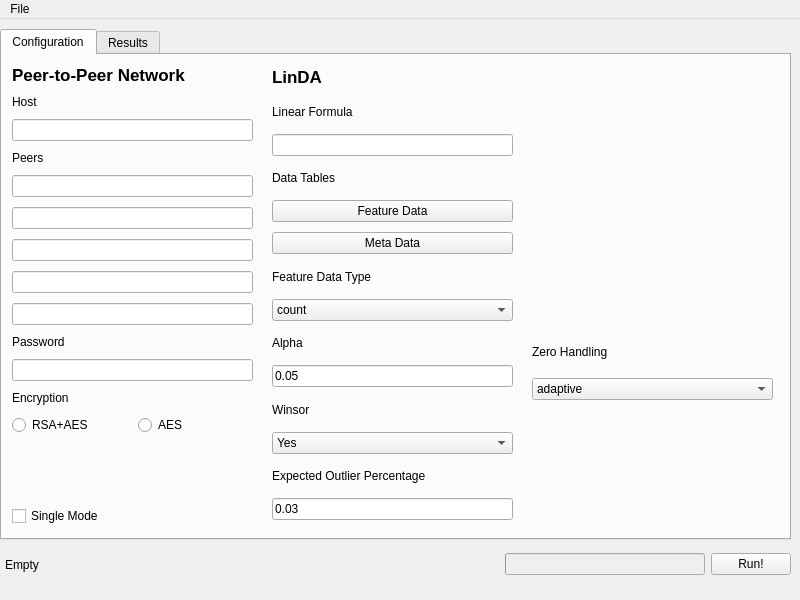
First picture: the form in gLinDA/gui.ui, repository OnlineArts/gLinDA, before the edit.
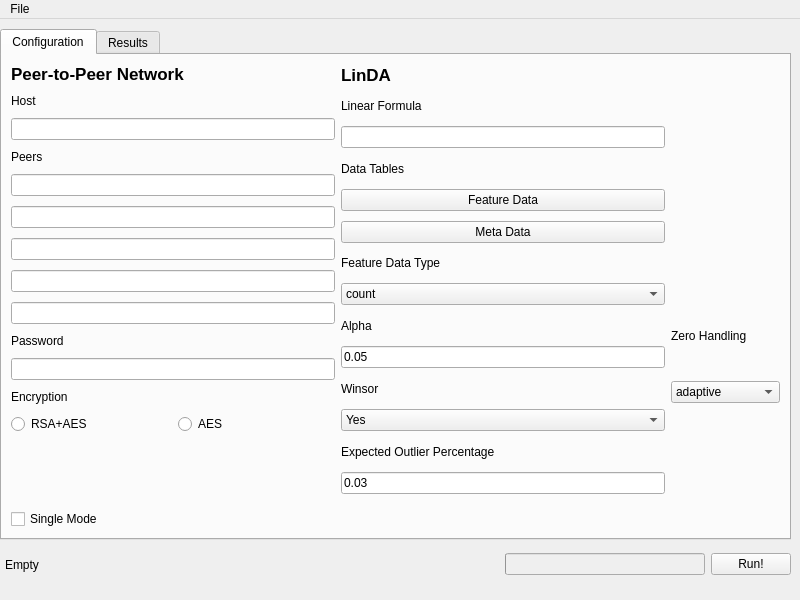
Second picture: the form after the edit. Icons and pictures are not drawn.

The edit to the form file:
```diff
--- a/gLinDA/gui.ui
+++ b/gLinDA/gui.ui
@@ -10,6 +10,12 @@
     <height>600</height>
    </rect>
   </property>
+  <property name="sizePolicy">
+   <sizepolicy hsizetype="Fixed" vsizetype="Fixed">
+    <horstretch>0</horstretch>
+    <verstretch>0</verstretch>
+   </sizepolicy>
+  </property>
   <property name="minimumSize">
    <size>
     <width>800</width>
@@ -26,6 +32,12 @@
    <string>gLinDA 1.0</string>
   </property>
   <widget class="QWidget" name="CentralWidget">
+   <property name="sizePolicy">
+    <sizepolicy hsizetype="Fixed" vsizetype="Fixed">
+     <horstretch>0</horstretch>
+     <verstretch>0</verstretch>
+    </sizepolicy>
+   </property>
    <property name="minimumSize">
     <size>
      <width>640</width>
@@ -48,15 +60,8 @@
      <attribute name="title">
       <string>Configuration</string>
      </attribute>
-     <widget class="QWidget" name="verticalLayoutWidget">
-      <property name="geometry">
-       <rect>
-        <x>10</x>
-        <y>10</y>
-        <width>241</width>
-        <height>461</height>
-       </rect>
-      </property>
+     <layout class="QGridLayout" name="gridLayout">
+      <item row="0" column="0" rowspan="2">
       <layout class="QVBoxLayout" name="ConfigP2PLayout">
        <property name="spacing">
         <number>10</number>
@@ -177,16 +182,8 @@
         </widget>
        </item>
       </layout>
-     </widget>
-     <widget class="QWidget" name="verticalLayoutWidget_2">
-      <property name="geometry">
-       <rect>
-        <x>270</x>
-        <y>10</y>
-        <width>241</width>
-        <height>461</height>
-       </rect>
-      </property>
+      </item>
+      <item row="0" column="1" rowspan="2">
       <layout class="QVBoxLayout" name="ConfigLINDALayout" stretch="0,0,0,0,0,0,0,0,0,0,0,0,0,0">
        <property name="spacing">
         <number>10</number>
@@ -194,8 +191,11 @@
        <property name="sizeConstraint">
         <enum>QLayout::SetMinimumSize</enum>
        </property>
+        <property name="rightMargin">
+         <number>0</number>
+        </property>
        <property name="bottomMargin">
-        <number>6</number>
+         <number>35</number>
        </property>
        <item>
         <widget class="QLabel" name="LindaLabel">
@@ -314,16 +314,9 @@
         </widget>
        </item>
       </layout>
-     </widget>
+      </item>
+      <item row="0" column="2">
      <widget class="QLabel" name="Logo">
-      <property name="geometry">
-       <rect>
-        <x>530</x>
-        <y>-10</y>
-        <width>261</width>
-        <height>281</height>
-       </rect>
-      </property>
       <property name="text">
        <string/>
       </property>
@@ -331,15 +324,8 @@
        <pixmap>logo.png</pixmap>
       </property>
      </widget>
-     <widget class="QWidget" name="verticalLayoutWidget_3">
-      <property name="geometry">
-       <rect>
-        <x>530</x>
-        <y>280</y>
-        <width>241</width>
-        <height>191</height>
-       </rect>
-      </property>
+      </item>
+      <item row="1" column="2">
       <layout class="QVBoxLayout" name="ConfigLINDA2Layout">
        <property name="spacing">
         <number>10</number>
@@ -374,7 +360,8 @@
         </widget>
        </item>
       </layout>
-     </widget>
+      </item>
+     </layout>
     </widget>
     <widget class="QWidget" name="ResultTab">
      <property name="enabled">
```
Left out of the diff: 52 changed lines with no effect on the pictures. Lines whose indentation alone changed are shown as unchanged.
